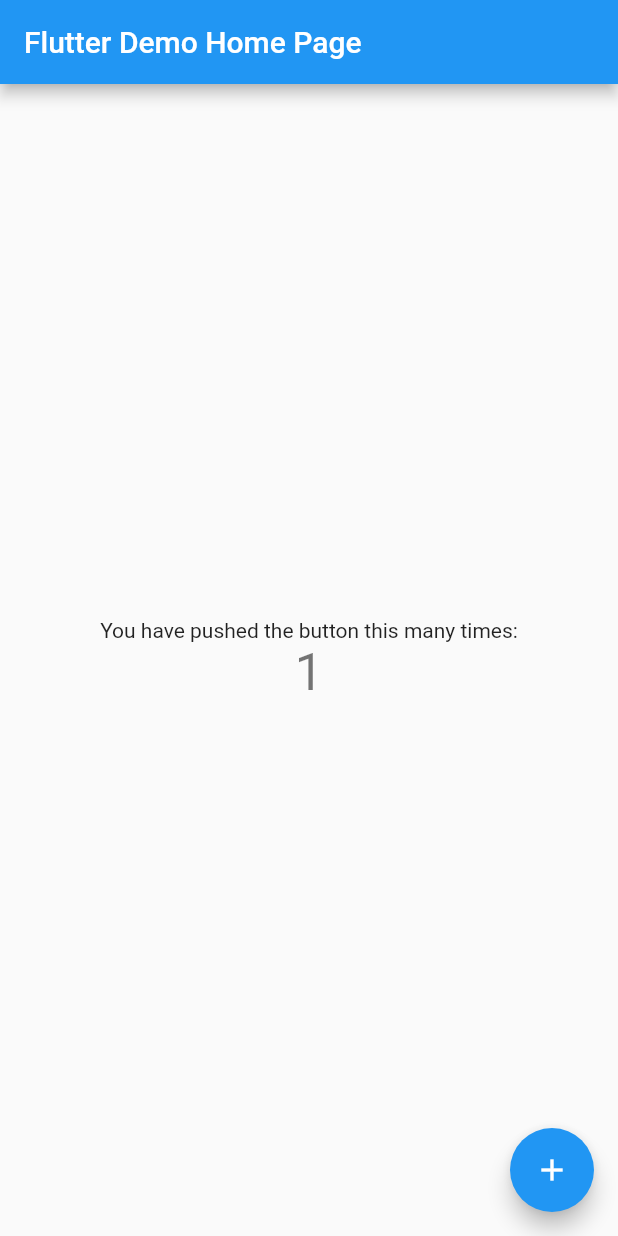
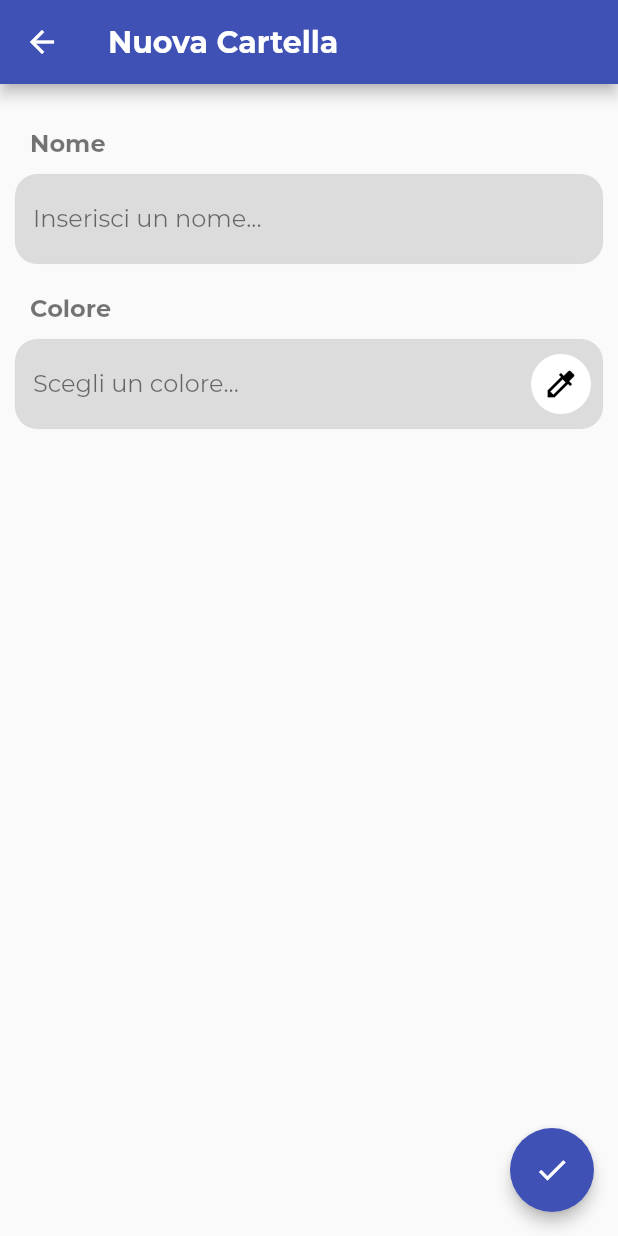
Before and after one commit to MarcoGrillo/Static, a Flutter app: the screen it shows after launch, after a tap on the "add" icon, on a phone screen of 412 x 824 dp. Run offline on Flutter 3.47's test engine with Material 2 defaults, Android fonts, the phone set to English and light mode, and no system bars.

Commit message:
Dashboard + Create Screen

```diff
--- a/FE/analysis_options.yaml
+++ b/FE/analysis_options.yaml
@@ -24,6 +24,7 @@
   rules:
     # avoid_print: false  # Uncomment to disable the `avoid_print` rule
     # prefer_single_quotes: true  # Uncomment to enable the `prefer_single_quotes` rule
-
+    library_private_types_in_public_api: false
+    prefer_const_literals_to_create_immutables: false
 # Additional information about this file can be found at
 # https://dart.dev/guides/language/analysis-options
--- a/FE/lib/main.dart
+++ b/FE/lib/main.dart
@@ -1,116 +1,66 @@
 import 'package:flutter/material.dart';
+import 'package:static_app/screens/create_item.dart';
 
-void main() {
-  runApp(const MyApp());
-}
+import 'package:static_app/screens/dashboard.dart';
+
+void main() => runApp(MyApp());
 
 class MyApp extends StatelessWidget {
-  const MyApp({super.key});
-
-  // This widget is the root of your application.
   @override
   Widget build(BuildContext context) {
     return MaterialApp(
+      title: 'Static',
       debugShowCheckedModeBanner: false,
-      title: 'Flutter Demo',
       theme: ThemeData(
-        // This is the theme of your application.
-        //
-        // Try running your application with "flutter run". You'll see the
-        // application has a blue toolbar. Then, without quitting the app, try
-        // changing the primarySwatch below to Colors.green and then invoke
-        // "hot reload" (press "r" in the console where you ran "flutter run",
-        // or simply save your changes to "hot reload" in a Flutter IDE).
-        // Notice that the counter didn't reset back to zero; the application
-        // is not restarted.
-        primarySwatch: Colors.blue,
+        primarySwatch: Colors.indigo,
+        fontFamily: 'Montserrat',
+        textTheme: ThemeData.dark().textTheme.copyWith(
+              bodyText1: const TextStyle(
+                fontSize: 16,
+                fontFamily: 'Montserrat',
+                color: Colors.black54,
+              ),
+              headline5: const TextStyle(
+                fontSize: 16,
+                fontFamily: 'Montserrat',
+                fontWeight: FontWeight.bold,
+                color: Colors.black54,
+              ),
+              headline6: const TextStyle(
+                fontSize: 20,
+                fontFamily: 'Montserrat',
+                fontWeight: FontWeight.bold,
+                color: Colors.black,
+              ),
+            ),
       ),
-      home: const MyHomePage(title: 'Flutter Demo Home Page'),
+      home: const DashboardScreen(),
+      routes: {
+        CreateItemScreen.routeName: (context) => const CreateItemScreen()
+      },
+      onUnknownRoute: (settings) =>
+          MaterialPageRoute(builder: (context) => const DashboardScreen()),
     );
   }
 }
 
 class MyHomePage extends StatefulWidget {
-  const MyHomePage({super.key, required this.title});
-
-  // This widget is the home page of your application. It is stateful, meaning
-  // that it has a State object (defined below) that contains fields that affect
-  // how it looks.
-
-  // This class is the configuration for the state. It holds the values (in this
-  // case the title) provided by the parent (in this case the App widget) and
-  // used by the build method of the State. Fields in a Widget subclass are
-  // always marked "final".
-
-  final String title;
+  const MyHomePage({super.key});
 
   @override
-  State<MyHomePage> createState() => _MyHomePageState();
+  _MyHomePageState createState() => _MyHomePageState();
 }
 
 class _MyHomePageState extends State<MyHomePage> {
-  int _counter = 0;
-
-  void _incrementCounter() {
-    setState(() {
-      // This call to setState tells the Flutter framework that something has
-      // changed in this State, which causes it to rerun the build method below
-      // so that the display can reflect the updated values. If we changed
-      // _counter without calling setState(), then the build method would not be
-      // called again, and so nothing would appear to happen.
-      _counter++;
-    });
-  }
-
   @override
   Widget build(BuildContext context) {
-    // This method is rerun every time setState is called, for instance as done
-    // by the _incrementCounter method above.
-    //
-    // The Flutter framework has been optimized to make rerunning build methods
-    // fast, so that you can just rebuild anything that needs updating rather
-    // than having to individually change instances of widgets.
     return Scaffold(
       appBar: AppBar(
-        // Here we take the value from the MyHomePage object that was created by
-        // the App.build method, and use it to set our appbar title.
-        title: Text(widget.title),
+        title: const Text('Static'),
       ),
-      body: Center(
-        // Center is a layout widget. It takes a single child and positions it
-        // in the middle of the parent.
-        child: Column(
-          // Column is also a layout widget. It takes a list of children and
-          // arranges them vertically. By default, it sizes itself to fit its
-          // children horizontally, and tries to be as tall as its parent.
-          //
-          // Invoke "debug painting" (press "p" in the console, choose the
-          // "Toggle Debug Paint" action from the Flutter Inspector in Android
-          // Studio, or the "Toggle Debug Paint" command in Visual Studio Code)
-          // to see the wireframe for each widget.
-          //
-          // Column has various properties to control how it sizes itself and
-          // how it positions its children. Here we use mainAxisAlignment to
-          // center the children vertically; the main axis here is the vertical
-          // axis because Columns are vertical (the cross axis would be
-          // horizontal).
-          mainAxisAlignment: MainAxisAlignment.center,
-          children: <Widget>[
-            const Text(
-              'You have pushed the button this many times:',
-            ),
-            Text(
-              '$_counter',
-              style: Theme.of(context).textTheme.headline4,
-            ),
-          ],
-        ),
+      body: const Center(
+        child: Text('Static'),
       ),
-      floatingActionButton: FloatingActionButton(
-        onPressed: _incrementCounter,
-        tooltip: 'Increment',
-        child: const Icon(Icons.add),
-      ), // This trailing comma makes auto-formatting nicer for build methods.
     );
   }
 }
--- /dev/null
+++ b/FE/lib/screens/create_item.dart
@@ -0,0 +1,144 @@
+import 'package:flutter/material.dart';
+import 'package:static_app/widgets/color_picker.dart';
+
+class CreateItemScreen extends StatefulWidget {
+  const CreateItemScreen({super.key});
+
+  static const routeName = '/create_folder';
+
+  @override
+  State<CreateItemScreen> createState() => _CreateItemScreenState();
+}
+
+class _CreateItemScreenState extends State<CreateItemScreen> {
+  Color pickedColor = Colors.white;
+  bool _isPickerVisible = false;
+
+  void selectColor(color) {
+    setState(() {
+      pickedColor = color;
+    });
+  }
+
+  Widget _buildTextFieldHeader(context, text) {
+    return Container(
+      margin: const EdgeInsets.only(
+        left: 10,
+        bottom: 10,
+      ),
+      child: Text(
+        text,
+        style: Theme.of(context).textTheme.headline5,
+      ),
+    );
+  }
+
+  Widget _buildColorTextField(context, text, enabled, color) {
+    color ??= Colors.white;
+
+    return InkWell(
+        onTap: () {
+          setState(() {
+            _isPickerVisible = !_isPickerVisible;
+          });
+        },
+        child: _buildTextField(context, text, enabled, color));
+  }
+
+  OutlineInputBorder _buildOutlineInputBorder() {
+    return OutlineInputBorder(
+      borderRadius: BorderRadius.circular(15),
+      borderSide: const BorderSide(
+        color: Colors.black12,
+        width: .1,
+      ),
+    );
+  }
+
+  Widget _buildTextField(context, text, enabled, [pickedColor]) {
+    return TextField(
+      enabled: enabled,
+      style: Theme.of(context).textTheme.bodyText1,
+      decoration: InputDecoration(
+        hintText: text,
+        hintStyle: Theme.of(context).textTheme.bodyText1,
+        enabledBorder: _buildOutlineInputBorder(),
+        focusedBorder: _buildOutlineInputBorder(),
+        disabledBorder: _buildOutlineInputBorder(),
+        filled: true,
+        fillColor: Colors.black12,
+        suffixIcon: !enabled
+            ? Padding(
+                padding: const EdgeInsets.all(8.0),
+                child: CircleAvatar(
+                  backgroundColor: pickedColor ?? Colors.white,
+                  child: Align(
+                    widthFactor: 1.0,
+                    heightFactor: 1.0,
+                    child: Icon(
+                      Icons.colorize,
+                      color: pickedColor as Color == Colors.white
+                          ? Colors.black
+                          : Colors.white,
+                    ),
+                  ),
+                ),
+              )
+            : null,
+      ),
+    );
+  }
+
+  void _saveFolder(context) {}
+
+  @override
+  Widget build(BuildContext context) {
+    final routeArgs =
+        ModalRoute.of(context)!.settings.arguments as Map<String, String>;
+
+    final String? title = routeArgs['appBarTitle'];
+
+    final appBar = AppBar(
+      title: Text(title ?? 'Nuovo'),
+    );
+
+    return Scaffold(
+        appBar: appBar,
+        body: Padding(
+          padding: const EdgeInsets.only(
+            top: 30,
+            left: 10,
+            right: 10,
+          ),
+          child: SingleChildScrollView(
+            child: Column(
+              crossAxisAlignment: CrossAxisAlignment.start,
+              children: [
+                _buildTextFieldHeader(context, 'Nome'),
+                _buildTextField(context, 'Inserisci un nome...', true),
+                const SizedBox(
+                  height: 20,
+                ),
+                _buildTextFieldHeader(context, 'Colore'),
+                _buildColorTextField(
+                    context, 'Scegli un colore...', false, pickedColor),
+                AnimatedOpacity(
+                  opacity: _isPickerVisible ? 1.0 : 0.0,
+                  duration: const Duration(milliseconds: 300),
+                  child: ColorPicker(
+                    appBar.preferredSize.height,
+                    selectColor,
+                  ),
+                ),
+              ],
+            ),
+          ),
+        ),
+        floatingActionButtonLocation: FloatingActionButtonLocation.endFloat,
+        floatingActionButton: FloatingActionButton(
+          onPressed: () => _saveFolder(context),
+          elevation: 4,
+          child: const Icon(Icons.check),
+        ));
+  }
+}
--- /dev/null
+++ b/FE/lib/screens/dashboard.dart
@@ -0,0 +1,33 @@
+import 'package:flutter/material.dart';
+import 'package:static_app/screens/create_item.dart';
+import 'package:static_app/widgets/folder_list.dart';
+
+class DashboardScreen extends StatelessWidget {
+  const DashboardScreen({super.key});
+
+  static const routeName = '/dashboard';
+
+  void _addFolder(BuildContext context) {
+    Navigator.of(context).pushNamed(CreateItemScreen.routeName, arguments: {
+      'appBarTitle': 'Nuova Cartella',
+    });
+  }
+
+  @override
+  Widget build(BuildContext context) {
+    return Scaffold(
+      appBar: AppBar(
+        title: const Text('Dashboard'),
+      ),
+      body: Center(
+        child: FolderList(),
+      ),
+      floatingActionButtonLocation: FloatingActionButtonLocation.endFloat,
+      floatingActionButton: FloatingActionButton(
+        onPressed: () => _addFolder(context),
+        elevation: 4,
+        child: const Icon(Icons.add),
+      ),
+    );
+  }
+}
--- /dev/null
+++ b/FE/lib/widgets/color_picker.dart
@@ -0,0 +1,59 @@
+import 'package:flutter/material.dart';
+
+import 'package:static_app/utils/colors_map.dart';
+
+// ignore: must_be_immutable
+class ColorPicker extends StatefulWidget {
+  double appBarHeight = 0;
+
+  final Function selectColor;
+
+  ColorPicker(this.appBarHeight, this.selectColor, {super.key});
+
+  @override
+  State<ColorPicker> createState() => _ColorPickerState();
+}
+
+class _ColorPickerState extends State<ColorPicker> {
+  Widget _buildSelectableColor(color) {
+    return InkWell(
+      customBorder: RoundedRectangleBorder(
+        borderRadius: BorderRadius.circular(200),
+      ),
+      onTap: () {
+        widget.selectColor(color);
+      },
+      child: Padding(
+        padding: const EdgeInsets.all(15),
+        child: CircleAvatar(
+          backgroundColor: color,
+        ),
+      ),
+    );
+  }
+
+  @override
+  Widget build(BuildContext context) {
+    return Padding(
+      padding: const EdgeInsets.only(
+        top: 30,
+      ),
+      child: Container(
+        height: 300,
+        width: double.infinity,
+        decoration: BoxDecoration(
+          color: Colors.black12,
+          borderRadius: BorderRadius.circular(15),
+        ),
+        child: GridView.count(
+          crossAxisCount: 5,
+          crossAxisSpacing: 3,
+          mainAxisSpacing: 3,
+          children: [
+            for (Color color in pickerColors) _buildSelectableColor(color)
+          ],
+        ),
+      ),
+    );
+  }
+}
--- /dev/null
+++ b/FE/lib/widgets/folder_list.dart
@@ -0,0 +1,45 @@
+import 'package:flutter/material.dart';
+import 'package:static_app/models/folder.dart';
+
+class FolderList extends StatelessWidget {
+  FolderList({super.key});
+
+  final List<Folder> folders = [];
+
+  @override
+  Widget build(BuildContext context) {
+    return Center(
+      child: folders.isEmpty
+          ? LayoutBuilder(
+              builder: (context, constraints) {
+                return Column(
+                  mainAxisAlignment: MainAxisAlignment.start,
+                  children: [
+                    SizedBox(
+                      height: constraints.maxHeight * 0.2,
+                    ),
+                    Image.asset(
+                      'assets/images/inbox.png',
+                      fit: BoxFit.contain,
+                      height: constraints.maxHeight * 0.30,
+                      width: constraints.maxHeight * 0.30,
+                      color: Colors.white.withOpacity(0.9),
+                      colorBlendMode: BlendMode.modulate,
+                    ),
+                    Text(
+                      'Non ci sono cartelle',
+                      style: Theme.of(context).textTheme.headline5,
+                    ),
+                  ],
+                );
+              },
+            )
+          : ListView.builder(
+              itemBuilder: (context, index) {
+                return const Text('');
+              },
+              itemCount: 3,
+            ),
+    );
+  }
+}
```
Also changed, not shown: FE/lib/models/folder.dart (added, +13 -0 lines), FE/lib/models/subfolder.dart (added, +15 -0 lines), FE/lib/models/task.dart (added, +15 -0 lines), FE/lib/utils/colors_map.dart (added, +26 -0 lines), FE/lib/widgets/folder.dart (added, +25 -0 lines), FE/pubspec.yaml (+11 -1 lines), FE/assets/fonts/Montserrat-Bold.ttf (added), FE/assets/fonts/Montserrat-ExtraLight.ttf (added), FE/assets/fonts/Montserrat-Regular.ttf (added), FE/assets/images/background.png (deleted), FE/assets/images/inbox.png (added), 1 other file.
